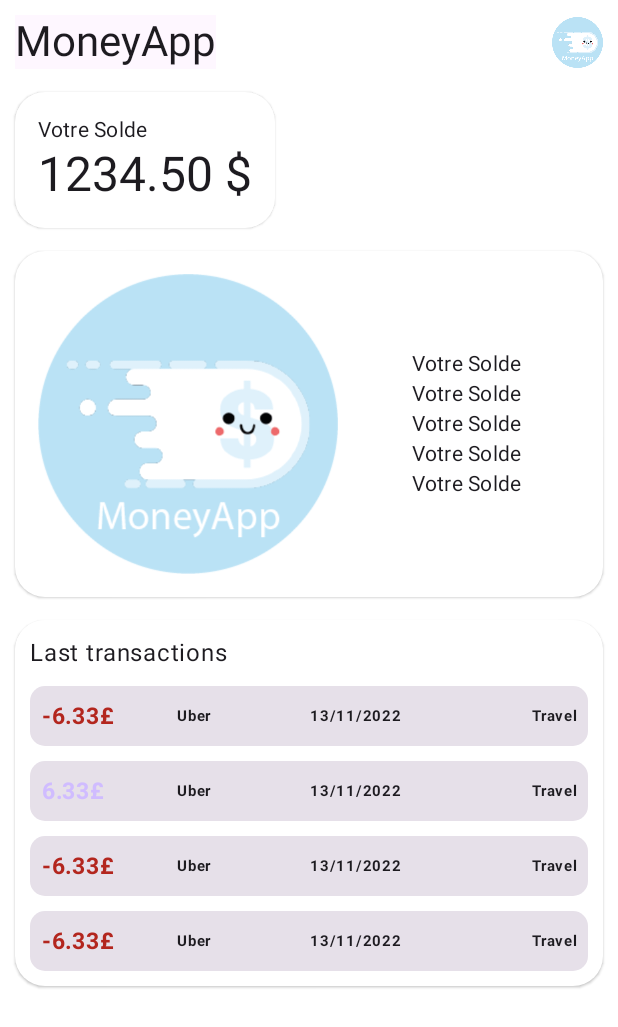
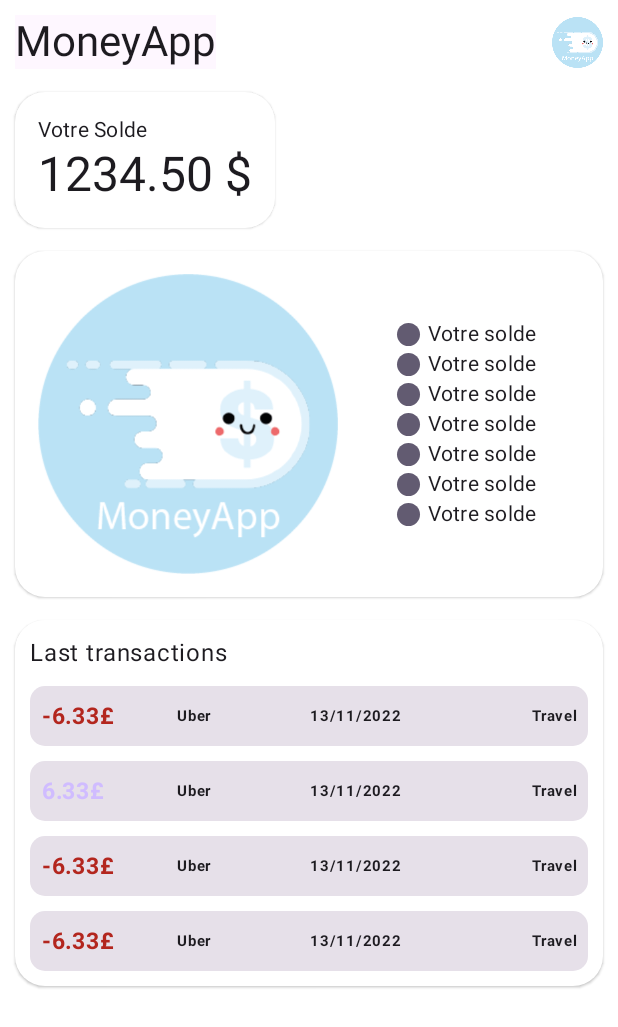
Before and after one commit to louislouislouislouis/androidMoneyVisualizer, an Android app built with Jetpack Compose: the @Preview function ComposablePreview, on a phone screen of 412 x 824 dp. Shown: the top 1027 px of the screen. Run offline under Robolectric (Android 15) with nearby library versions, the phone set to English and light mode, and no system bars; libraries missing offline, so code that uses them is left out: com.plaid.link.

Commit message:
UI changes
Again

```diff
--- a/app/src/main/java/com/succiue/myapplication/ui/screens/bodies/HomeBody.kt
+++ b/app/src/main/java/com/succiue/myapplication/ui/screens/bodies/HomeBody.kt
@@ -6,6 +6,7 @@ import androidx.compose.foundation.background
 import androidx.compose.foundation.clickable
 import androidx.compose.foundation.layout.*
 import androidx.compose.foundation.lazy.LazyColumn
+import androidx.compose.foundation.shape.CircleShape
 import androidx.compose.foundation.shape.RoundedCornerShape
 import androidx.compose.material.ExperimentalMaterialApi
 import androidx.compose.material.pullrefresh.PullRefreshIndicator
@@ -56,22 +57,26 @@ fun HomeBody(
     }
 
     val state = rememberPullRefreshState(refreshing, ::refresh)
-
+    Column() {
+        GreetingSection("MoneyApp")
         Box(Modifier.pullRefresh(state)) {
             LazyColumn(Modifier.fillMaxSize()) {
                 if (!refreshing) {
                     stickyHeader {
-                    GreetingSection("MoneyApp")
+
                         TotalSection(totalAmount, currency)
                         GraphSection()
                         ListSection(
                             listTransaction = listTransaction,
+                            maxIndex = 8
                         )
                     }
                 }
             }
             PullRefreshIndicator(refreshing, state, Modifier.align(Alignment.TopCenter))
         }
+    }
+
 }
 
 
@@ -172,36 +177,49 @@ fun GraphSection(
                 horizontalAlignment = Alignment.CenterHorizontally
 
             ) {
+                LegendCard(text = "Votre solde")
+                LegendCard(text = "Votre solde")
+                LegendCard(text = "Votre solde")
+                LegendCard(text = "Votre solde")
+                LegendCard(text = "Votre solde")
+                LegendCard(text = "Votre solde")
+                LegendCard(text = "Votre solde")
+            }
+        }
+    }
+}
+
+@Composable
+fun LegendCard(text: String) {
+    Row(
+        horizontalArrangement = Arrangement.Center,
+        verticalAlignment = Alignment.CenterVertically
+    ) {
+        Card(
+            shape = CircleShape,
+            modifier = Modifier
+                .size(15.dp),
+            colors = CardDefaults.cardColors(
+                containerColor = MaterialTheme.colorScheme.secondary
+            )
+        ) {
+
+        }
+
+        Spacer(modifier = Modifier.width(5.dp))
+
         Text(
-                    text = "Votre Solde",
-                    style = MaterialTheme.typography.bodyMedium
-                )
-                Text(
-                    text = "Votre Solde",
-                    style = MaterialTheme.typography.bodyMedium
-                )
-                Text(
-                    text = "Votre Solde",
-                    style = MaterialTheme.typography.bodyMedium
-                )
-                Text(
-                    text = "Votre Solde",
-                    style = MaterialTheme.typography.bodyMedium
-                )
-                Text(
-                    text = "Votre Solde",
+            text = text,
             style = MaterialTheme.typography.bodyMedium
         )
     }
 }
 
-    }
-}
-
 @Composable
 fun ListSection(
-    listTransaction: List<TransactionUiState>
+    listTransaction: List<TransactionUiState>, maxIndex: Int
 ) {
+    var index = 0
     ElevatedCard(
         shape = RoundedCornerShape(20.dp),
         modifier = Modifier
@@ -224,6 +242,8 @@ fun ListSection(
             }
 
             listTransaction.forEach() { transaction ->
+                index += 1
+                if (index < maxIndex) {
                     Card(
                         modifier = Modifier
                             .padding(start = 10.dp, end = 10.dp, top = 0.dp, bottom = 10.dp)
@@ -286,6 +306,8 @@ fun ListSection(
 
                 }
             }
+
+        }
     }
 }
 
--- a/app/src/main/java/com/succiue/myapplication/ui/screens/bodies/StatsBody.kt
+++ b/app/src/main/java/com/succiue/myapplication/ui/screens/bodies/StatsBody.kt
@@ -79,7 +79,10 @@ fun StatsBody(navController: NavHostController, listTransaction: List<Transactio
                 ) {
                     if (!refreshing) {
                         item {
-                            ListSection(listTransaction = listTransaction)
+                            ListSection(
+                                listTransaction = listTransaction,
+                                maxIndex = listTransaction.size
+                            )
                         }
                     }
                 }
--- a/app/src/main/java/com/succiue/myapplication/ui/viewmodels/MainViewModel.kt
+++ b/app/src/main/java/com/succiue/myapplication/ui/viewmodels/MainViewModel.kt
@@ -81,7 +81,7 @@ class MainViewModel(
             var listForUI: ArrayList<TransactionUiState> = ArrayList()
             val formatters = DateTimeFormatter.ofPattern("d/MM/uuuu")
             accountTR.forEach { trMdl ->
-                if (listForUI.size == 7) return@forEach
+                if (listForUI.size == 140) return@forEach
 
                 println(trMdl.iso_currency_code)
                 println(trMdl.category)
@@ -116,7 +116,7 @@ class MainViewModel(
         MainBasicUiState(
             loading = false,
             needAnAccess = true,
-            name = user.displayName
+            name = user.displayName,
         )
     )
         private set
```
Also changed, not shown: app/src/main/java/com/succiue/myapplication/ui/screens/HomeScreen.kt (+13 -6 lines), app/src/main/java/com/succiue/myapplication/ui/screens/bodies/ProfileBody.kt (+69 -31 lines). Lines whose indentation alone changed are shown as unchanged.
